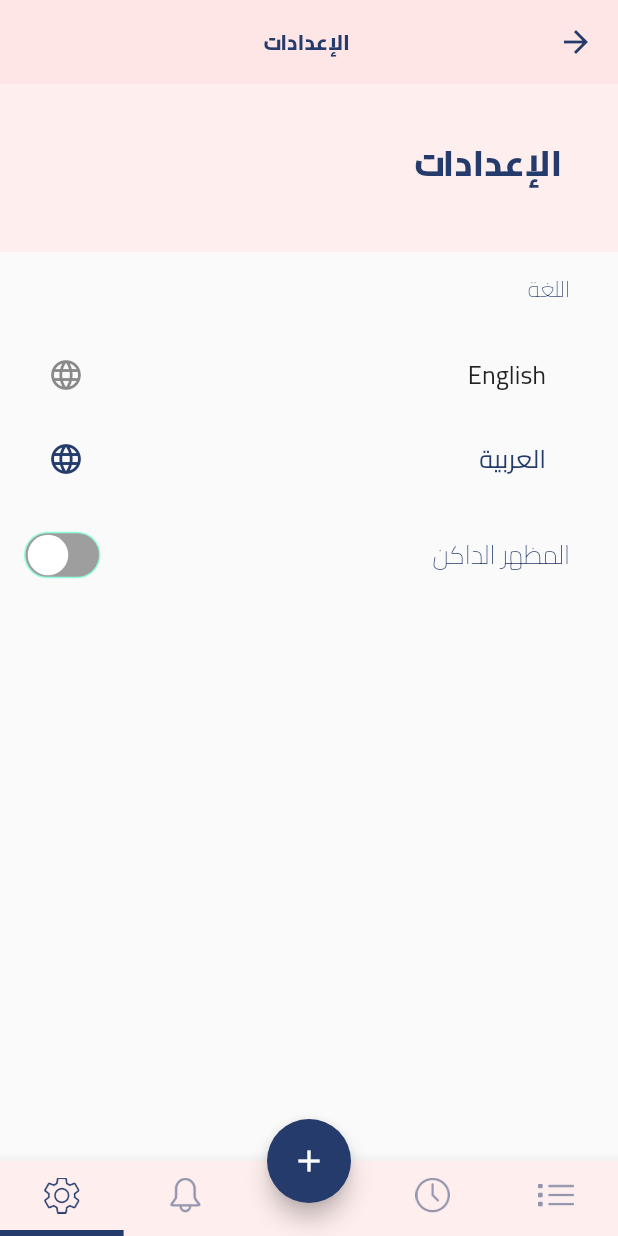
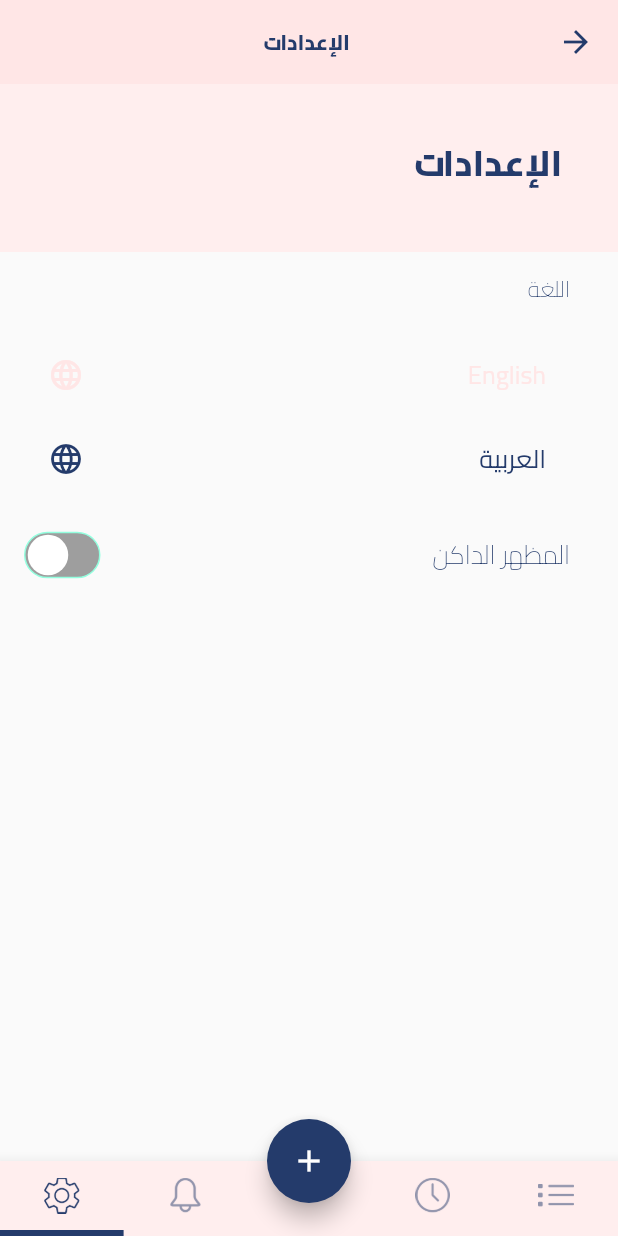
Before and after one commit to mostafaemara/candy_task_manager, a Flutter app: the HomeScreen screen opened by its route, item 5 of the bottom bar chosen, after a tap on "العربية", on a phone screen of 412 x 824 dp. Run offline on Flutter 3.47's test engine with Material 2 defaults, Android fonts, the light colour scheme and no system bars; drawn by our look-alikes of flutter_switch; our stand-ins replace auto_route, awesome_notifications, flutter_bloc, introduction_screen, shared_preferences, sqflite and 1 more; missing offline and left inert: shared_preferences_android, shared_preferences_ios, workmanager; accounts and stored records are empty; generated files the repository leaves out were written again.

Commit message:
app ready to release

```diff
--- a/lib/src/ui/home/notifications/notifications_screen.dart
+++ b/lib/src/ui/home/notifications/notifications_screen.dart
@@ -32,8 +32,10 @@ class _NotificationsScreenState extends State<NotificationsScreen> {
                 Header(title: AppLocalizations.of(context)!.alerts),
                 Expanded(
                     child: state.isLoading
-                        ? const Center(
-                            child: CircularProgressIndicator(),
+                        ? Center(
+                            child: CircularProgressIndicator(
+                              color: Theme.of(context).colorScheme.secondary,
+                            ),
                           )
                         : state.notifications.isEmpty
                             ? Center(
--- a/lib/src/ui/home/settings/settings_screen.dart
+++ b/lib/src/ui/home/settings/settings_screen.dart
@@ -42,7 +42,9 @@ class SettingsScreen extends StatelessWidget {
                         .changeLanguage(Language.english);
                   },
                   selected: state.language == Language.english,
-                  selectedColor: Theme.of(context).colorScheme.onPrimary,
+                  textColor: Theme.of(context).colorScheme.primary,
+                  iconColor: Theme.of(context).colorScheme.primary,
+                  selectedColor: Theme.of(context).colorScheme.secondary,
                   title: const Text("English"),
                   trailing: const Icon(Icons.language),
                 ),
@@ -50,8 +52,10 @@ class SettingsScreen extends StatelessWidget {
                   onTap: () {
                     context.read<ConfigCubit>().changeLanguage(Language.arabic);
                   },
+                  textColor: Theme.of(context).colorScheme.primary,
+                  iconColor: Theme.of(context).colorScheme.primary,
                   selected: state.language == Language.arabic,
-                  selectedColor: Theme.of(context).colorScheme.onPrimary,
+                  selectedColor: Theme.of(context).colorScheme.secondary,
                   title: const Text("العربية"),
                   trailing: const Icon(Icons.language),
                 ),
--- a/lib/src/ui/home/todo/today_tasks_screen.dart
+++ b/lib/src/ui/home/todo/today_tasks_screen.dart
@@ -30,8 +30,10 @@ class _TodayTasksScreenState extends State<TodayTasksScreen> {
         Expanded(
             child: BlocBuilder<TasksCubit, TasksState>(
           builder: (context, state) => state.isLoading
-              ? CircularProgressIndicator(
-                  color: Theme.of(context).colorScheme.secondary,
+              ? Center(
+                  child: CircularProgressIndicator(
+                    color: Theme.of(context).colorScheme.secondary,
+                  ),
                 )
               : state.todayTasks.isEmpty
                   ? Center(
--- a/lib/src/ui/home/upcoming_tasks/upcoming_tasks_screen.dart
+++ b/lib/src/ui/home/upcoming_tasks/upcoming_tasks_screen.dart
@@ -34,8 +34,10 @@ class _UpcomingTasksScreenState extends State<UpcomingTasksScreen> {
         Expanded(
             child: BlocBuilder<TasksCubit, TasksState>(
           builder: (context, state) => state.isLoading
-              ? CircularProgressIndicator(
-                  color: Theme.of(context).colorScheme.secondary,
+              ? Center(
+                  child: CircularProgressIndicator(
+                    color: Theme.of(context).colorScheme.secondary,
+                  ),
                 )
               : state.todayTasks.isEmpty
                   ? Center(
```
Also changed, not shown: lib/src/ui/new_task/widgets/date_form_field.dart (+42 -19 lines), lib/src/ui/new_task/widgets/new_task_form.dart (+16 -6 lines), lib/src/ui/splash/splash_screen.dart (+13 -1 lines), assets/images/logo.png, 2 other files.
